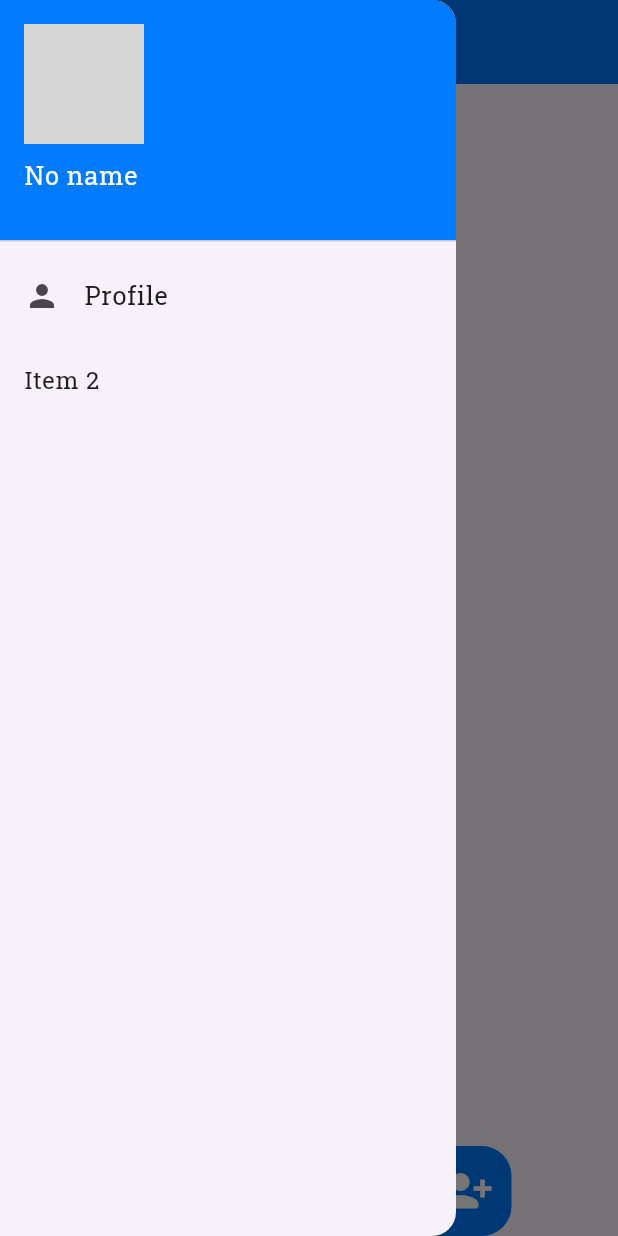
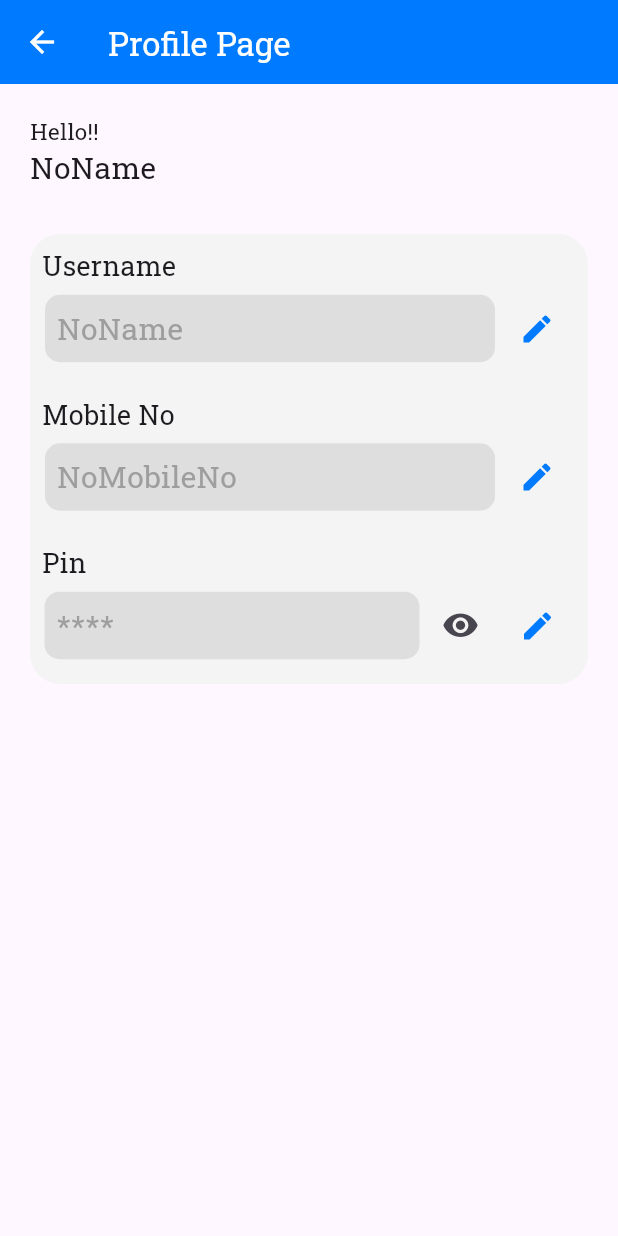
Before and after one commit to karanpadaliya/contact_diary, a Flutter app: the HomePage screen opened directly, in the side drawer, after a tap on "Profile", on a phone screen of 412 x 824 dp. Run offline on Flutter 3.47's test engine with Material 3 defaults, Android fonts, the phone set to English and light mode, and no system bars; grey boxes are pictures that could not be loaded.

Commit message:
intial commit

```diff
--- /dev/null
+++ b/lib/DrawerPageScreen/ProfilePage.dart
@@ -0,0 +1,337 @@
+import 'package:contact_diary/Provider/SignUpProvider.dart';
+import 'package:flutter/cupertino.dart';
+import 'package:flutter/material.dart';
+import 'package:provider/provider.dart';
+
+class ProfilePage extends StatefulWidget {
+  const ProfilePage({super.key});
+
+  @override
+  State<ProfilePage> createState() => _ProfilePageState();
+}
+
+class _ProfilePageState extends State<ProfilePage> {
+  TextEditingController NameController = TextEditingController();
+  TextEditingController MobileNoController = TextEditingController();
+  TextEditingController PinController = TextEditingController();
+
+  bool isPinVisible = false;
+
+  @override
+  Widget build(BuildContext context) {
+    return Scaffold(
+      appBar: AppBar(
+        backgroundColor: CupertinoColors.link,
+        foregroundColor: Colors.white,
+        title: Text('Profile Page'),
+      ),
+      body: Container(
+        padding: EdgeInsets.all(20),
+        child: Column(
+          crossAxisAlignment: CrossAxisAlignment.start,
+          children: [
+            Text(
+              'Hello!!',
+              style: TextStyle(
+                fontSize: 15,
+              ),
+            ),
+            Consumer<SignUpProvider>(
+              builder: (BuildContext context, value, Widget? child) {
+                return Text(
+                  '${value.userName ?? "NoName"}',
+                  style: TextStyle(
+                    fontSize: 20,
+                  ),
+                );
+              },
+            ),
+            Padding(
+              padding: const EdgeInsets.only(top: 30),
+              child: Container(
+                height: 300,
+                width: 400,
+                decoration: BoxDecoration(
+                  borderRadius: BorderRadius.circular(20),
+                  color: Color(0xfff4f4f4),
+                ),
+                child: Padding(
+                  padding: const EdgeInsets.all(8.0),
+                  child: Column(
+                    crossAxisAlignment: CrossAxisAlignment.start,
+                    mainAxisAlignment: MainAxisAlignment.start,
+                    children: [
+                      //Username
+                      Text(
+                        "Username",
+                        style: TextStyle(
+                          fontSize: 18,
+                        ),
+                      ),
+                      SizedBox(
+                        height: 5,
+                      ),
+                      Row(
+                        mainAxisAlignment: MainAxisAlignment.spaceAround,
+                        children: [
+                          Container(
+                            height: 45,
+                            width: 300,
+                            decoration: BoxDecoration(
+                              color: Colors.grey.withOpacity(0.25),
+                              borderRadius: BorderRadius.circular(10),
+                            ),
+                            child: Consumer<SignUpProvider>(
+                              builder:
+                                  (BuildContext context, value, Widget? child) {
+                                return Padding(
+                                  padding: const EdgeInsets.all(8.0),
+                                  child: Text(
+                                    '${value.userName ?? "NoName"}',
+                                    style: TextStyle(
+                                      fontSize: 20,
+                                      color: Colors.grey,
+                                    ),
+                                  ),
+                                );
+                              },
+                            ),
+                          ),
+                          IconButton(
+                            onPressed: () {
+                              showDialog(
+                                context: context,
+                                builder: (BuildContext context) {
+                                  return AlertDialog(
+                                    title: Text("Edit Username"),
+                                    content: TextField(
+                                      controller: NameController,
+                                    ),
+                                    actions: [
+                                      TextButton(
+                                        onPressed: () {
+                                          Navigator.pop(context);
+                                        },
+                                        child: Text('Cancel'),
+                                      ),
+                                      TextButton(
+                                        onPressed: () {
+                                          String editedName =
+                                              NameController.text;
+                                          Provider.of<SignUpProvider>(context,
+                                                  listen: false)
+                                              .setUserName(editedName);
+                                          Navigator.pop(context,
+                                              editedName); // Pass the edited value back to the caller
+                                        },
+                                        child: Text('Save'),
+                                      ),
+                                    ],
+                                  );
+                                },
+                              );
+                            },
+                            icon: Icon(Icons.edit),
+                            color: CupertinoColors.link,
+                          ),
+                          // IconButton(
+                          //   onPressed: () {},
+                          //   icon: Icon(Icons.edit),
+                          //   color: CupertinoColors.link,
+                          // ),
+                        ],
+                      ),
+
+                      SizedBox(
+                        height: 20,
+                      ),
+
+                      //MobileNo
+                      Text(
+                        "Mobile No",
+                        style: TextStyle(
+                          fontSize: 18,
+                        ),
+                      ),
+                      SizedBox(
+                        height: 5,
+                      ),
+                      Row(
+                        mainAxisAlignment: MainAxisAlignment.spaceAround,
+                        children: [
+                          Container(
+                            height: 45,
+                            width: 300,
+                            decoration: BoxDecoration(
+                              color: Colors.grey.withOpacity(0.25),
+                              borderRadius: BorderRadius.circular(10),
+                            ),
+                            child: Consumer<SignUpProvider>(
+                              builder:
+                                  (BuildContext context, value, Widget? child) {
+                                return Padding(
+                                  padding: const EdgeInsets.all(8.0),
+                                  child: Text(
+                                    '${value.userMobileNo ?? "NoMobileNo"}',
+                                    style: TextStyle(
+                                      fontSize: 20,
+                                      color: Colors.grey,
+                                    ),
+                                  ),
+                                );
+                              },
+                            ),
+                          ),
+                          IconButton(
+                            onPressed: () {
+                              showDialog(
+                                context: context,
+                                builder: (BuildContext context) {
+                                  return AlertDialog(
+                                    title: Text("Edit MobileNo"),
+                                    content: TextField(
+                                      keyboardType: TextInputType.number,
+                                      maxLength: 10,
+                                      controller: MobileNoController,
+                                    ),
+                                    actions: [
+                                      TextButton(
+                                        onPressed: () {
+                                          Navigator.pop(context);
+                                        },
+                                        child: Text('Cancel'),
+                                      ),
+                                      TextButton(
+                                        onPressed: () {
+                                          String editedMobileNo =
+                                              MobileNoController.text;
+
+                                          int EditMobileNo =
+                                              int.parse(editedMobileNo).toInt();
+                                          Provider.of<SignUpProvider>(context,
+                                                  listen: false)
+                                              .setMobileNo(EditMobileNo);
+                                          Navigator.pop(context,
+                                              editedMobileNo); // Pass the edited value back to the caller
+                                        },
+                                        child: Text('Save'),
+                                      ),
+                                    ],
+                                  );
+                                },
+                              );
+                            },
+                            icon: Icon(Icons.edit),
+                            color: CupertinoColors.link,
+                          ),
+                        ],
+                      ),
+
+                      SizedBox(
+                        height: 20,
+                      ),
+
+                      //Pin
+                      Text(
+                        "Pin",
+                        style: TextStyle(
+                          fontSize: 18,
+                        ),
+                      ),
+                      SizedBox(
+                        height: 5,
+                      ),
+                      Row(
+                        mainAxisAlignment: MainAxisAlignment.spaceAround,
+                        children: [
+                          Container(
+                            height: 45,
+                            width: 250,
+                            decoration: BoxDecoration(
+                              color: Colors.grey.withOpacity(0.25),
+                              borderRadius: BorderRadius.circular(10),
+                            ),
+                            child: Consumer<SignUpProvider>(
+                              builder:
+                                  (BuildContext context, value, Widget? child) {
+                                return Padding(
+                                  padding: const EdgeInsets.all(8.0),
+                                  child: Text(
+                                    isPinVisible
+                                        ? '${value.userPin ?? "No Pin"}'
+                                        : '****',
+                                    style: TextStyle(
+                                      fontSize: 20,
+                                      color: Colors.grey,
+                                    ),
+                                  ),
+                                );
+                              },
+                            ),
+                          ),
+                          IconButton(
+                            onPressed: () {
+                              setState(
+                                    () {
+                                  isPinVisible = !isPinVisible;
+                                  if (!isPinVisible) {
+                                    PinController.text = '';
+                                  }
+                                },
+                              );
+                            },
+                            icon: isPinVisible
+                                ? Icon(Icons.visibility_off,size: 20,)
+                                : Icon(Icons.visibility,size: 25,),
+                          ),
+                          IconButton(
+                            onPressed: () {
+                              showDialog(
+                                context: context,
+                                builder: (BuildContext context) {
+                                  return AlertDialog(
+                                    title: Text("Edit Pin"),
+                                    content: TextField(
+                                      keyboardType: TextInputType.number,
+                                      maxLength: 4,
+                                      controller: PinController,
+                                    ),
+                                    actions: [
+                                      TextButton(
+                                        onPressed: () {
+                                          Navigator.pop(context);
+                                        },
+                                        child: Text('Cancel'),
+                                      ),
+                                      TextButton(
+                                        onPressed: () {
+                                          String editedPin = PinController.text;
+                                          Provider.of<SignUpProvider>(context,
+                                                  listen: false)
+                                              .setPin(editedPin);
+                                          Navigator.pop(context,
+                                              PinController); // Pass the edited value back to the caller
+                                        },
+                                        child: Text('Save'),
+                                      ),
+                                    ],
+                                  );
+                                },
+                              );
+                            },
+                            icon: Icon(Icons.edit),
+                            color: CupertinoColors.link,
+                          ),
+                        ],
+                      ),
+                    ],
+                  ),
+                ),
+              ),
+            ),
+          ],
+        ),
+      ),
+    );
+  }
+}
--- a/lib/LoginPage/SignIn.dart
+++ b/lib/LoginPage/SignIn.dart
@@ -1,8 +1,10 @@
+import 'package:contact_diary/Provider/SignUpProvider.dart';
 import 'package:flutter/cupertino.dart';
 import 'package:flutter/material.dart';
 import 'dart:ui';
 
 import 'package:flutter/services.dart';
+import 'package:provider/provider.dart';
 
 class SignIn extends StatefulWidget {
   const SignIn({Key? key});
@@ -19,6 +21,9 @@ class _SignInState extends State<SignIn> {
 
   @override
   Widget build(BuildContext context) {
+    TextEditingController MobileController = TextEditingController();
+    TextEditingController PinController = TextEditingController();
+
     return Scaffold(
       resizeToAvoidBottomInset: false,
       body: Stack(
@@ -91,6 +96,7 @@ class _SignInState extends State<SignIn> {
                     height: 13,
                   ),
                   TextFormField(
+                    controller: MobileController,
                     keyboardType: TextInputType.number,
                     textInputAction: TextInputAction.next,
                     maxLength: 10,
@@ -111,6 +117,7 @@ class _SignInState extends State<SignIn> {
                     height: 8,
                   ),
                   TextFormField(
+                    controller: PinController,
                     keyboardType: TextInputType.number,
                     textInputAction: TextInputAction.done,
                     maxLength: 4,
@@ -140,13 +147,31 @@ class _SignInState extends State<SignIn> {
                   SizedBox(
                     height: 10,
                   ),
-                  FilledButton(
+                  Consumer<SignUpProvider>(
+                    builder: (BuildContext context, value, Widget? child) {
+                      return FilledButton(
                         style: ButtonStyle(
                           elevation: MaterialStatePropertyAll(10),
                           backgroundColor:
                               MaterialStatePropertyAll(CupertinoColors.link),
                         ),
-                    onPressed: () {},
+                        onPressed: () {
+                          String mobile = MobileController.text;
+                          int Mobile = int.parse(mobile).toInt();
+
+                          String pin = PinController.text;
+
+                          // Provider.of<SignUpProvider>(context, listen: false)
+                          //     .goLogin(Mobile, pin);
+                          if (value.userMobileNo == Mobile &&
+                              value.userPin == pin) {
+                            Navigator.pushNamed(context, "HomePage");
+                          }else{
+                            print("Invaild======================================>");
+                          }
+
+                          // Navigator.pushNamed(context, "HomePage");
+                        },
                         child: Row(
                           mainAxisAlignment: MainAxisAlignment.center,
                           children: [
@@ -165,6 +190,8 @@ class _SignInState extends State<SignIn> {
                             Icon(Icons.login),
                           ],
                         ),
+                      );
+                    },
                   ),
                   SizedBox(
                     height: 20,
--- a/lib/Provider/SignUpProvider.dart
+++ b/lib/Provider/SignUpProvider.dart
@@ -3,22 +3,41 @@ import 'package:flutter/material.dart';
 class SignUpProvider extends ChangeNotifier {
   String? userName;
   int? userMobileNo;
-  int? userPin;
+  String? userPin;
 
-  void setUserDetails(String name,int mobile,int pin) {
+  void setUserDetails(String name, int mobile, String pin) {
     userName = name;
     userMobileNo = mobile;
     userPin = pin;
     notifyListeners(); // Notify listeners of the change
   }
 
+  void setUserName(String name) {
+    userName = name;
+    notifyListeners(); // Notify listeners of the change
+  }
 
-// SignUpProvider({this.userName, this.userMobileNo, this.userPin});
-//
-// factory SignUpProvider.fromJson(Map<String, dynamic> json) {
-//   return SignUpProvider(
-//     userName: json['userName'],
-//     userMobileNo: json['userMobileNo'],
-//     userPin: json['userPin'],
-//   );
+  void setMobileNo(int mobileNo) {
+    userMobileNo = mobileNo;
+    notifyListeners(); // Notify listeners of the change
+  }
+
+  void setPin(String pin) {
+    userPin = pin;
+    notifyListeners(); // Notify listeners of the change
+  }
+
+  // void goLogin (int mobile, String pin){
+  //   int isMobileNo = mobile;
+  //   String isPin = pin;
+  //
+  //   if(userMobileNo == isMobileNo || userPin == isPin){
+  //       print("Loginnnn");
+  //       // Navigator.pushNamed(context as BuildContext, "HomePage");
+  //   }
+  //   else{
+  //     print("Login Failed");
+  //   }
+  //   return ;
+  // }
 }
--- a/lib/main.dart
+++ b/lib/main.dart
@@ -1,3 +1,4 @@
+import 'package:contact_diary/DrawerPageScreen/ProfilePage.dart';
 import 'package:contact_diary/LoginPage/SignIn.dart';
 import 'package:contact_diary/LoginPage/SignUp.dart';
 import 'package:contact_diary/Provider/SignUpProvider.dart';
@@ -38,6 +39,7 @@ class _MainPageState extends State<MainPage> {
           "HomePage": (context) => HomePage(),
           "SignIn": (context) => SignIn(),
           "SignUp": (context) => SignUp(),
+          "ProfilePage": (context) => ProfilePage(),
           // "invoice": (context) => AddInvoice(),
         },
         onUnknownRoute: (settings) {
--- a/lib/screen/homePage.dart
+++ b/lib/screen/homePage.dart
@@ -48,8 +48,9 @@ class _HomePageState extends State<HomePage> {
                       return Text(
                         '${value.userName ?? "No name"}',
                         style: TextStyle(
-                          fontSize: 17,
+                          fontSize: 19,
                           color: Colors.white,
+                          fontFamily: "Sedan",
                         ),
                       );
                     },
@@ -67,7 +68,7 @@ class _HomePageState extends State<HomePage> {
                 ),
               ),
               onTap: () {
-                // Add your logic here
+                Navigator.pushNamed(context, "ProfilePage");
               },
             ),
             ListTile(
```
Also changed, not shown: lib/LoginPage/SignUp.dart (+6 -4 lines). Lines whose indentation alone changed are shown as unchanged.
